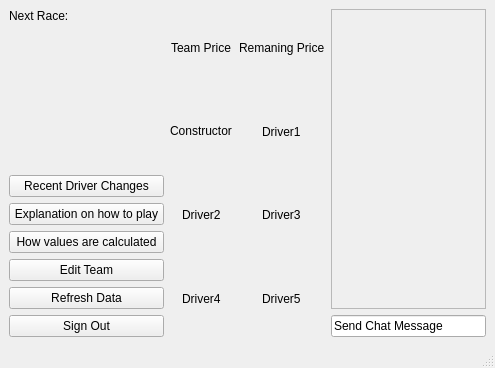
Old version of the form client/gui_files/main_menu.ui in the repository TomDra/F1-Fantasy-Project.
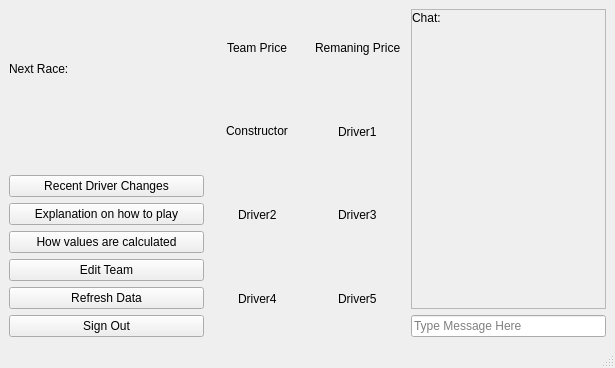
New version of the form.

Commit message: needed adjustments

Patch:
```diff
--- a/client/gui_files/main_menu.ui
+++ b/client/gui_files/main_menu.ui
@@ -9,7 +9,7 @@
    <rect>
     <x>0</x>
     <y>0</y>
-    <width>495</width>
+    <width>615</width>
     <height>368</height>
    </rect>
   </property>
@@ -81,7 +81,7 @@
     <bool>false</bool>
    </property>
    <layout class="QGridLayout" name="gridLayout_3">
-    <item row="0" column="0">
+    <item row="1" column="2">
      <layout class="QGridLayout" name="gridLayout_2">
       <property name="sizeConstraint">
        <enum>QLayout::SetNoConstraint</enum>
@@ -163,6 +163,9 @@
           <property name="orientation">
            <enum>Qt::Vertical</enum>
           </property>
+          <property name="sizeType">
+           <enum>QSizePolicy::Preferred</enum>
+          </property>
           <property name="sizeHint" stdset="0">
            <size>
             <width>20</width>
@@ -240,6 +243,9 @@
           <property name="autoFillBackground">
            <bool>true</bool>
           </property>
+          <property name="verticalScrollBarPolicy">
+           <enum>Qt::ScrollBarAsNeeded</enum>
+          </property>
           <property name="widgetResizable">
            <bool>true</bool>
           </property>
@@ -248,10 +254,38 @@
             <rect>
              <x>0</x>
              <y>0</y>
-             <width>150</width>
+             <width>190</width>
              <height>273</height>
             </rect>
            </property>
+           <widget class="QLabel" name="label">
+            <property name="geometry">
+             <rect>
+              <x>0</x>
+              <y>0</y>
+              <width>220</width>
+              <height>16</height>
+             </rect>
+            </property>
+            <property name="sizePolicy">
+             <sizepolicy hsizetype="Preferred" vsizetype="Fixed">
+              <horstretch>0</horstretch>
+              <verstretch>0</verstretch>
+             </sizepolicy>
+            </property>
+            <property name="baseSize">
+             <size>
+              <width>0</width>
+              <height>0</height>
+             </size>
+            </property>
+            <property name="autoFillBackground">
+             <bool>false</bool>
+            </property>
+            <property name="text">
+             <string>Chat:</string>
+            </property>
+           </widget>
           </widget>
          </widget>
         </item>
@@ -263,8 +297,14 @@
             <verstretch>0</verstretch>
            </sizepolicy>
           </property>
+          <property name="styleSheet">
+           <string notr="true">placeholder=&quot;Type Message here&quot;</string>
+          </property>
           <property name="text">
-           <string>Send Chat Message</string>
+           <string/>
+          </property>
+          <property name="placeholderText">
+           <string>Type Message Here</string>
           </property>
          </widget>
         </item>
```
Left out of the diff: 18 changed lines with no effect on the pictures.
